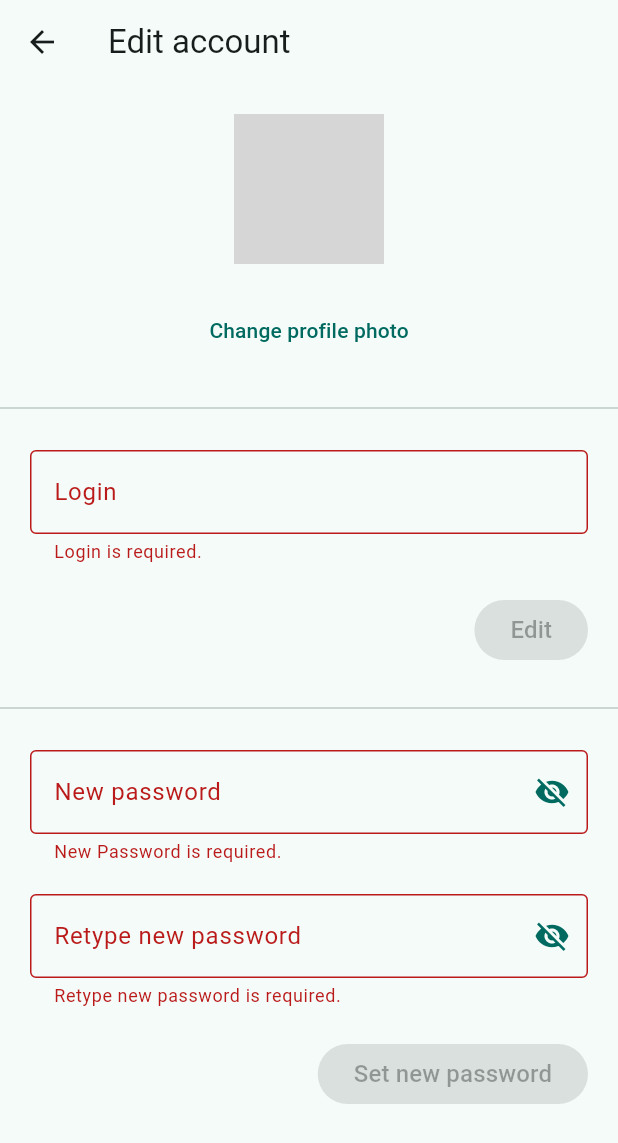
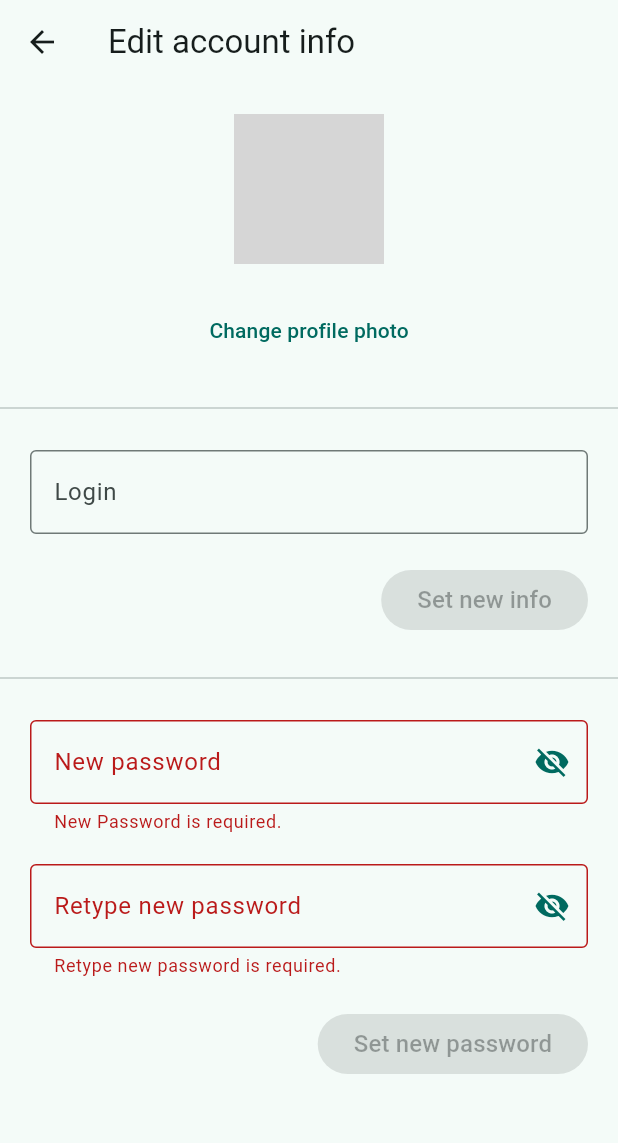
Before and after one commit to yokawaiik/wish_app, a Flutter app: the AccountEditView screen opened by its route, after a tap on "Change profile photo", on a phone screen of 412 x 824 dp. Shown: the top 1143 px of the screen. Run offline on Flutter 3.47's test engine with Material 2 defaults, Android fonts, the phone set to English and light mode, and no system bars; our stand-ins replace connectivity_plus, flutter_dotenv, get, image_picker, supabase_flutter; missing offline and left inert: emojis; accounts and stored records are empty; network calls fail; grey boxes are pictures that could not be loaded.

Commit message:
Finished module: user account wish edit info, update Image.network by key with the same image url.

```diff
--- a/wish_app/lib/src/models/user_account.dart
+++ b/wish_app/lib/src/models/user_account.dart
@@ -11,6 +11,8 @@ class UserAccount {
 
   bool hasSubscribe = false;
   bool hasSubscription = false;
+
+  bool get hasImage => imageUrl == null ? true : false;
 
   UserAccount({
     required this.id,
--- a/wish_app/lib/src/modules/account/api_services/account_edit_api_service.dart
+++ b/wish_app/lib/src/modules/account/api_services/account_edit_api_service.dart
@@ -123,6 +123,7 @@ class AccountEditApiService {
       final imagePath = generateProfileImagePath(
         rawFilePath: file.path,
         id: id,
+        inFolderName: 'users/$id',
       );
 
       final uploadResponse =
--- a/wish_app/lib/src/modules/account/controllers/account_controller.dart
+++ b/wish_app/lib/src/modules/account/controllers/account_controller.dart
@@ -1,6 +1,5 @@
 import 'package:flutter/material.dart';
 import 'package:get/get.dart';
-import 'package:wish_app/src/api_services/user_api_service.dart';
 import 'package:wish_app/src/models/supabase_exception.dart';
 import 'package:wish_app/src/models/user_account.dart';
 import 'package:wish_app/src/modules/account/api_services/account_api_service.dart';
@@ -8,7 +7,6 @@ import 'package:wish_app/src/modules/account/models/account_arguments.dart';
 import 'package:wish_app/src/modules/account/views/account_edit_view.dart';
 import 'package:wish_app/src/modules/auth/views/auth_view.dart';
 import 'package:wish_app/src/modules/home/controllers/home_controller.dart';
-import 'package:wish_app/src/modules/home/controllers/home_main_controller.dart';
 import 'package:wish_app/src/modules/navigator/controllers/navigator_controller.dart';
 import 'package:wish_app/src/api_services/add_wish_api_service.dart';
 import 'package:wish_app/src/modules/wish/models/wish_info_arguments.dart';
@@ -20,7 +18,6 @@ import 'package:wish_app/src/utils/generate_wish_image_path.dart';
 import '../../../models/wish.dart';
 import "../../../utils/router_utils.dart" as router_utils;
 
-// import '../../../constants/account_constants.dart' show itemCountLimit, loadOffset;
 import '../../../constants/account_constants.dart' as account_constants;
 import '../../home/constants/router_constants.dart' as home_router_constants;
 import '../views/account_view.dart';
@@ -31,12 +28,14 @@ class AccountController extends GetxController {
   final _homeController = Get.find<HomeController>();
 
   var userAccount = Rxn<UserAccount>();
+
+  late RxnString imageUrl;
+
   var isLoading = Rx<bool>(false);
   var wishList = RxList<Wish>([]);
 
   var _offset = 0;
   final _limit = account_constants.itemCountLimit;
-  // final _limit = 2;
   late final ScrollController wishGridController;
 
   RxBool get isUserAuthenticated => _userService.isUserAuthenticated;
@@ -50,6 +49,8 @@ class AccountController extends GetxController {
   void onInit() async {
     wishGridController = ScrollController();
     wishGridController.addListener(wishListScrollListener);
+
+    imageUrl = RxnString(userAccount.value?.imageUrl);
 
     await initLoading();
     super.onInit();
@@ -87,7 +88,7 @@ class AccountController extends GetxController {
     try {
       print('AccountController - initLoading - _args : ${_args}');
 
-      // an unknown user visits someone's account
+      // ? info: an unknown user visits someone's account
       if (_args != null && _args!.tag != null) {
         final gotTheUser = await AccountApiService.getUser(
           _args!.tag!,
@@ -96,14 +97,12 @@ class AccountController extends GetxController {
 
         userAccount.value = gotTheUser;
       } else if (_userService.isUserAuthenticated.value) {
-        // final gotTheUser = (await _userService.getCurrentUserDetail);
         final gotTheUser = await AccountApiService.getUser(
           _userService.currentUser!.id,
           _userService.currentUser!.id,
         );
 
         userAccount.value = gotTheUser;
-        // userAccount.refresh();
       } else {
         throw SupabaseException("Error", "It isn't an user.");
       }
@@ -246,8 +245,8 @@ class AccountController extends GetxController {
     wishList.refresh();
   }
 
-  void editProfile() {
-    Get.toNamed(AccountEditView.routeName);
+  void editProfile() async {
+    await Get.toNamed(AccountEditView.routeName);
   }
 
   void goToMyAccountPage() {
@@ -283,11 +282,20 @@ class AccountController extends GetxController {
     }
   }
 
-  void updateUserAccountInfoByFields({String? login}) {
+  void updateUserAccountInfoByFields({String? login, String? imageUrl}) {
     if (login != null) {
       userAccount.value!.login = login;
     }
 
+    if (imageUrl != null) {
+      userAccount.value!.imageUrl = imageUrl;
+      // todo: bug - doesnt refresh
+
+      // refreshAccountData();
+      // refresh();
+    }
+
+    // userAccount.refresh();
     userAccount.refresh();
   }
 }
--- a/wish_app/lib/src/modules/account/controllers/account_edit_controller.dart
+++ b/wish_app/lib/src/modules/account/controllers/account_edit_controller.dart
@@ -10,7 +10,6 @@ import 'package:wish_app/src/modules/account/models/account_edit_user.dart';
 import 'package:wish_app/src/services/user_service.dart';
 
 import '../../../models/supabase_exception.dart';
-import '../../auth/api_services/auth_api_service.dart';
 
 class AccountEditController extends GetxController {
   late final UserService _us;
@@ -41,7 +40,9 @@ class AccountEditController extends GetxController {
   }
 
   bool validateInfoFields() {
-    return formKeyInfo.currentState?.validate() ?? false;
+    if (accountEditUser.value.isLoginChanged == false) return false;
+
+    return (formKeyInfo.currentState?.validate() ?? false);
   }
 
   bool validatePasswordFields() {
@@ -84,6 +85,7 @@ class AccountEditController extends GetxController {
 
         // ? info: update account view
         _ac.updateUserAccountInfoByFields(login: user.login!);
+        Get.focusScope?.unfocus();
       } else {
         Get.snackbar("Warning", "This login is already taken.");
       }
@@ -113,17 +115,18 @@ class AccountEditController extends GetxController {
       passwordRepeatTextController.clear();
 
       accountEditUser.refresh();
+
+      Get.focusScope?.unfocus();
     } on SupabaseException catch (e) {
       Get.snackbar(e.title, e.msg);
     } catch (e) {
+      print(e);
       Get.snackbar("Error", "Unknown error.");
     } finally {
       isPasswordUpdateLoad.value = false;
     }
   }
 
-  // TODO: changeProfilePhoto
-  // TODO: 1. generate imageName, 2. save image to bucket
   void changeProfilePhoto() async {
     try {
       isProfileImageUpdateLoad.value = true;
@@ -135,17 +138,21 @@ class AccountEditController extends GetxController {
       );
       if (pickedImage == null) return;
 
-      final newProfileImageUrl = await AccountEditApiService.updateAccountImage(
+      final newRawProfileImageUrl =
+          await AccountEditApiService.updateAccountImage(
         File(pickedImage.path),
         accountEditUser.value.id,
       );
 
-      accountEditUser.value.imageUrl = newProfileImageUrl;
+      // ? info: clear cache loaded image if imageUrl is exists
+      if (accountEditUser.value.imageUrl != null) {
+        final provider = NetworkImage(accountEditUser.value.imageUrl!);
+        await provider.evict();
+        _ac.updateUserAccountInfoByFields(imageUrl: newRawProfileImageUrl);
+      }
 
+      accountEditUser.value.imageUrl = newRawProfileImageUrl;
       accountEditUser.refresh();
-
-      // todo: update AccountController
-      // _ac.updateCurrentUser();
     } on SupabaseException catch (e) {
       Get.snackbar(e.title, e.msg);
     } catch (e) {
@@ -161,7 +168,6 @@ class AccountEditController extends GetxController {
 
   onChangedRetypePassword(String value) {
     accountEditUser.value.repeatPassword = value;
-    // passwordRepeatTextController.text = value;
 
     passwordRepeatTextController.value = TextEditingValue(
       text: value,
--- a/wish_app/lib/src/modules/account/models/account_edit_user.dart
+++ b/wish_app/lib/src/modules/account/models/account_edit_user.dart
@@ -15,9 +15,9 @@ class AccountEditUser {
   String? userColor;
 
   // bool get isNameChanged => previousName != name;
-  bool get isLoginChanged => previousLogin != login;
+  bool get isLoginChanged => login == null ? false : previousLogin != login;
 
-  bool get isUserInfoChanged => isLoginChanged;
+  bool get isUserInfoChanged => isLoginChanged == true;
 
   bool get isPasswordsEqual => password == repeatPassword;
 
@@ -44,7 +44,7 @@ class AccountEditUser {
   Map<String, dynamic> toMap() {
     return {
       "id": id,
-      "login": login,
+      "login": login ?? previousLogin,
       "imageUrl": imageUrl,
     };
   }
--- a/wish_app/lib/src/modules/account/views/account_edit_view.dart
+++ b/wish_app/lib/src/modules/account/views/account_edit_view.dart
@@ -11,7 +11,6 @@ import '../../../widgets/account_user_avatar.dart';
 import '../utils/account_edit_validators.dart' as account_edit_validators;
 import '../../../widgets/skeleton.dart';
 
-// todo: implement AccountEditView
 class AccountEditView extends GetView<AccountEditController> {
   static const routeName = '/account/edit';
   const AccountEditView({Key? key}) : super(key: key);
@@ -23,7 +22,7 @@ class AccountEditView extends GetView<AccountEditController> {
 
     return Scaffold(
       appBar: AppBar(
-        title: Text("Edit account"),
+        title: const Text("Edit account info"),
       ),
       body: SingleChildScrollView(
         child: Obx(
@@ -34,8 +33,6 @@ class AccountEditView extends GetView<AccountEditController> {
             final isPasswordUpdateLoad = controller.isPasswordUpdateLoad.value;
             final isProfileImageUpdateLoad =
                 controller.isProfileImageUpdateLoad.value;
-
-            // print(isInfoUpdateLoad || !accountEditUser.isLoginChanged);
 
             return Column(
               children: [
@@ -48,32 +45,22 @@ class AccountEditView extends GetView<AccountEditController> {
                     children: [
                       Column(
                         children: [
-                          _imageProfileBuild()
-                          // ? AccountUserAvatar(
-                          //     defaultColor: colorScheme.primary,
-                          //     userHexColor: accountEditUser.userColor,
-                          //     imageUrl: accountEditUser.imageUrl,
-                          //     radius: 50,
-                          //   )
-                          // : Skeleton.round(radius: 50),
-                          ,
-                          SizedBox(
+                          _imageProfileBuild(),
+                          const SizedBox(
                             height: global_constants.defaultIndentFields,
                           ),
                           TextButton(
                             onPressed: isProfileImageUpdateLoad
                                 ? null
                                 : controller.changeProfilePhoto,
-                            child: Text("Change profile photo"),
+                            child: const Text("Change profile photo"),
                           ),
                         ],
                       ),
                     ],
                   ),
                 ),
-
-                Divider(),
-                // todo: change login
+                const Divider(),
                 Padding(
                   padding: const EdgeInsets.symmetric(
                     horizontal: global_constants.defaultPadding,
@@ -84,9 +71,7 @@ class AccountEditView extends GetView<AccountEditController> {
                     child: Column(
                       crossAxisAlignment: CrossAxisAlignment.end,
                       children: [
-                        // todo: change photo profile
-
-                        SizedBox(
+                        const SizedBox(
                           height: global_constants.defaultIndentFields,
                         ),
                         DefaultTextField(
@@ -95,18 +80,18 @@ class AccountEditView extends GetView<AccountEditController> {
                           validator: auth_validators.checkLogin,
                           onChanged: controller.onChangedLogin,
                         ),
-                        SizedBox(
+                        const SizedBox(
                           height: global_constants.defaultIndentFields,
                         ),
 
                         ElevatedButton(
-                          onPressed: (isInfoUpdateLoad ||
-                                  !accountEditUser.isLoginChanged ||
-                                  !controller.validateInfoFields())
-                              ? null
-                              : controller.editUserInfo,
+                          onPressed:
+                              (controller.validateInfoFields() == false ||
+                                      isInfoUpdateLoad == true)
+                                  ? null
+                                  : controller.editUserInfo,
                           child: isInfoUpdateLoad
-                              ? SizedBox(
+                              ? const SizedBox(
                                   height: global_constants
                                       .progressIndicatorHeightInButton,
                                   width: global_constants
@@ -114,7 +99,7 @@ class AccountEditView extends GetView<AccountEditController> {
                                   child: CircularProgressIndicator(),
                                 )
                               : Text(
-                                  "Edit",
+                                  "Set new info",
                                   style: TextStyle(
                                     fontSize: textTheme.bodyText1!.fontSize,
                                   ),
@@ -126,16 +111,13 @@ class AccountEditView extends GetView<AccountEditController> {
                     ),
                   ),
                 ),
-
-                // todo: change password
-                SizedBox(
+                const SizedBox(
                   height: global_constants.defaultIndentFields,
                 ),
-                Divider(),
-                SizedBox(
+                const Divider(),
+                const SizedBox(
                   height: global_constants.defaultIndentFields,
                 ),
-
                 Padding(
                   padding: const EdgeInsets.symmetric(
                     horizontal: global_constants.defaultPadding,
@@ -155,7 +137,7 @@ class AccountEditView extends GetView<AccountEditController> {
                           // },
                           onChanged: controller.onChangedPassword,
                         ),
-                        SizedBox(
+                        const SizedBox(
                           height: global_constants.defaultIndentFields,
                         ),
                         PasswordTextField(
@@ -170,7 +152,7 @@ class AccountEditView extends GetView<AccountEditController> {
                           ),
                           onChanged: controller.onChangedRetypePassword,
                         ),
-                        SizedBox(
+                        const SizedBox(
                           height: global_constants.defaultIndentFields,
                         ),
                         ElevatedButton(
@@ -180,7 +162,7 @@ class AccountEditView extends GetView<AccountEditController> {
                               ? null
                               : controller.saveNewPassword,
                           child: isPasswordUpdateLoad
-                              ? SizedBox(
+                              ? const SizedBox(
                                   // height: 16,!!
                                   height: global_constants
                                       .progressIndicatorHeightInButton,
@@ -198,7 +180,7 @@ class AccountEditView extends GetView<AccountEditController> {
                     ),
                   ),
                 ),
-                SizedBox(
+                const SizedBox(
                   height: global_constants.defaultIndentFields,
                 ),
               ],
@@ -219,6 +201,8 @@ class AccountEditView extends GetView<AccountEditController> {
       onTap: isProfileImageUpdateLoad ? null : controller.changeProfilePhoto,
       child: (accountEditUser.hasImage && !isProfileImageUpdateLoad)
           ? AccountUserAvatar(
+              key: ValueKey(
+                  accountEditUser.imageUrl), // ? info: to update widget image
               defaultColor: colorScheme.primary,
               userHexColor: accountEditUser.userColor,
               imageUrl: accountEditUser.imageUrl,
--- a/wish_app/lib/src/widgets/account_user_avatar.dart
+++ b/wish_app/lib/src/widgets/account_user_avatar.dart
@@ -1,7 +1,4 @@
-import 'dart:ui';
-
 import 'package:flutter/material.dart';
-import 'package:wish_app/src/widgets/skeleton.dart';
 
 import '../extensions/wish_color.dart';
 
@@ -10,7 +7,6 @@ class AccountUserAvatar extends StatelessWidget {
   final String? userHexColor;
   final String? imageUrl;
   final double? radius;
-  final Widget? skeleton;
   final bool isLoading;
 
   const AccountUserAvatar({
@@ -18,27 +14,30 @@ class AccountUserAvatar extends StatelessWidget {
     required this.defaultColor,
     required this.userHexColor,
     required this.imageUrl,
-    this.radius,
-    this.skeleton,
+    this.radius = 60,
     this.isLoading = true,
   }) : super(key: key);
 
   @override
   Widget build(BuildContext context) {
-    if (isLoading == false && skeleton != null) {
-      return skeleton!;
-    }
-
-    return CircleAvatar(
-      radius: radius,
-      backgroundColor: userHexColor != null
-          ? WishColor.fromHex(userHexColor!)
-          : defaultColor,
-      backgroundImage: imageUrl != null
-          ? NetworkImage(
-              imageUrl!,
-            )
-          : null,
+    return ClipOval(
+      child: Container(
+        width: radius! * 2,
+        height: radius! * 2,
+        decoration: BoxDecoration(
+          borderRadius: BorderRadius.circular(radius!),
+          color: userHexColor != null
+              ? WishColor.fromHex(userHexColor!)
+              : defaultColor,
+        ),
+        child: imageUrl == null
+            ? null
+            : Image.network(
+                imageUrl!, // ? info: reuired if needs to update widget image
+                key: key,
+                fit: BoxFit.cover,
+              ),
+      ),
     );
   }
 }
```
Also changed, not shown: wish_app/lib/src/modules/account/views/account_view.dart (+27 -24 lines), wish_app/lib/src/utils/generate_profile_image_path.dart (+4 -3 lines).
